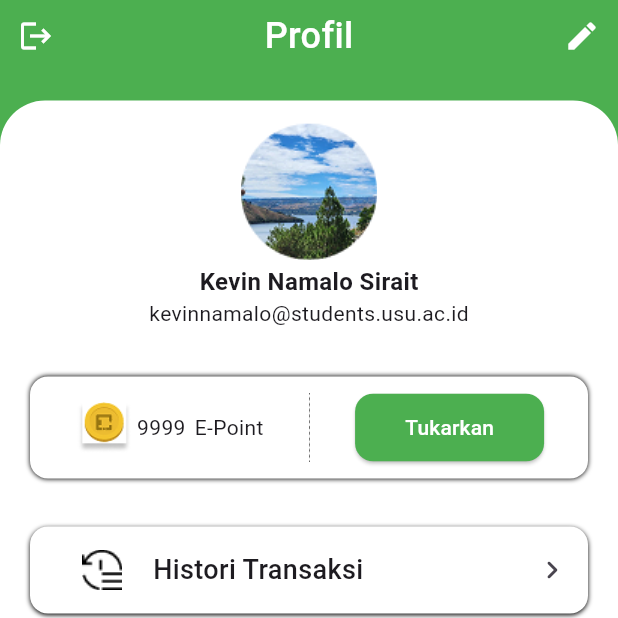
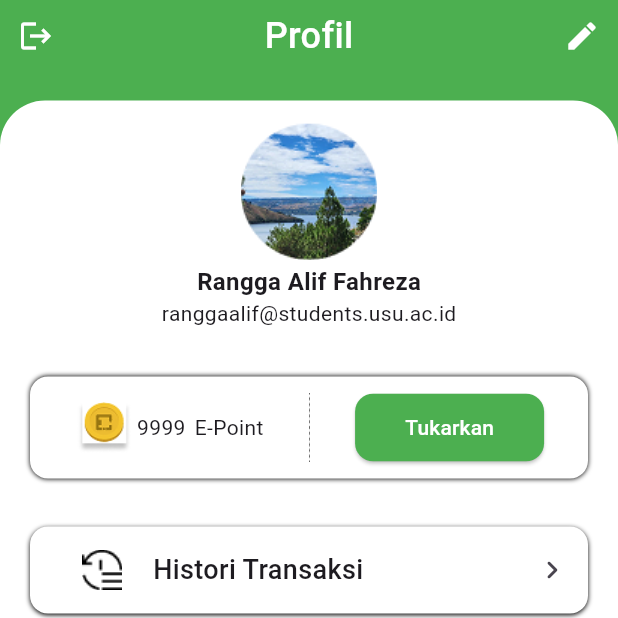
Before and after one commit to kevinnsrt/prak_pm, a Flutter app: the ProfilePage screen opened directly, on a phone screen of 412 x 824 dp, the top half of it. Run offline on Flutter 3.47's test engine with Material 3 defaults, Android fonts, the phone set to English and light mode, and no system bars; our stand-ins replace cloud_firestore, firebase_auth, firebase_core, google_sign_in, page_transition, permission_handler; accounts and stored records are empty.

Commit message:
first commit

```diff
--- a/lib/screen/profile.dart
+++ b/lib/screen/profile.dart
@@ -74,14 +74,14 @@ class _ProfilePageState extends State<ProfilePage> {
                   ),
 
                   Text(
-                    "Kevin Namalo Sirait",
+                    "Rangga Alif Fahreza",
                     style: TextStyle(
                       fontWeight: FontWeight.bold,
                       fontSize: 16,
                     ),
                   ),
                   Text(
-                    "kevinnamalo@students.usu.ac.id",
+                    "ranggaalif@students.usu.ac.id",
                     style: TextStyle(fontSize: 14),
                   ),
 
```
